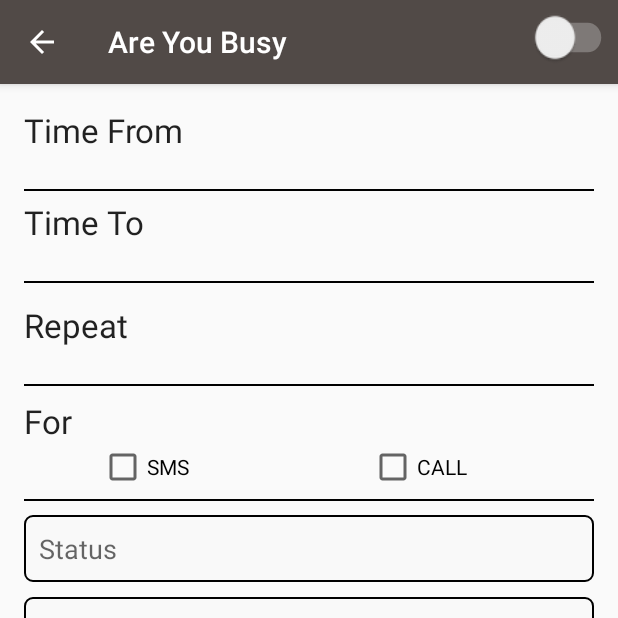
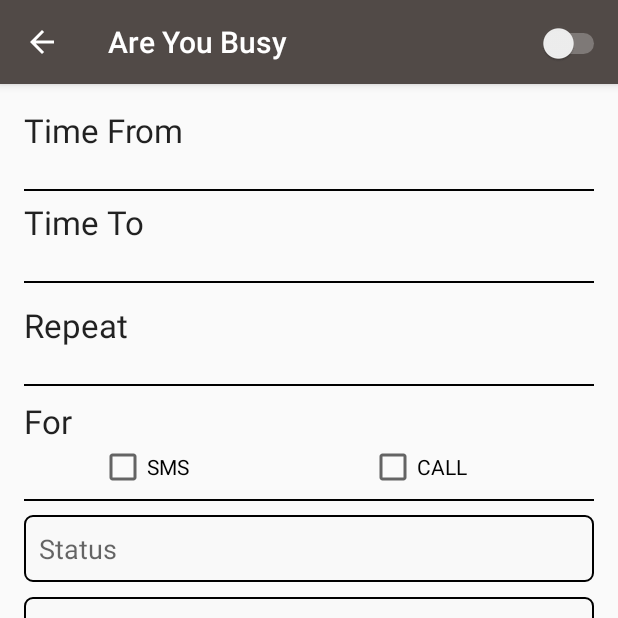
Before and after one commit to kasunSomadasa/CSSE_new, an Android app: the updateTimeSlot screen opened directly, with no data from a screen before it, on a phone screen of 412 x 824 dp, the top half of it. Run offline under Robolectric (Android 15) with nearby library versions, the light colour scheme and no system bars; 3 statements that could not run were skipped.

Commit message:
fixed few functions

```diff
--- a/app/src/main/java/com/example/kasun/busysms/autoSms/autoCallRecevier.java
+++ b/app/src/main/java/com/example/kasun/busysms/autoSms/autoCallRecevier.java
@@ -95,7 +95,8 @@ public class autoCallRecevier extends BroadcastReceiver {
                         Toast.makeText(context, "Call From: " + getdb_from, Toast.LENGTH_LONG).show();
                         Toast.makeText(context, "Call To: " + getdb_to, Toast.LENGTH_LONG).show();
 
-                        if (isBetweenValidTime(dateCompareOne, dateCompareTwo, date) && incomingNumber.length()==10) {
+
+                        if (isBetweenValidTime(dateCompareOne, dateCompareTwo, date) && incomingNumber.length()<=10) {
 
                             Toast.makeText(context, "Call From: " + incomingNumber, Toast.LENGTH_LONG).show();
                             SmsManager smsManager=SmsManager.getDefault();
--- a/app/src/main/java/com/example/kasun/busysms/autoSms/autoSmsRecevier.java
+++ b/app/src/main/java/com/example/kasun/busysms/autoSms/autoSmsRecevier.java
@@ -106,7 +106,7 @@ public class autoSmsRecevier extends BroadcastReceiver {
                         Toast.makeText(context, "Message From: " + getdb_from, Toast.LENGTH_LONG).show();
                         Toast.makeText(context, "Message To: " + getdb_to, Toast.LENGTH_LONG).show();
 
-                        if (isBetweenValidTime(dateCompareOne, dateCompareTwo, date)&& sendernumber.length()==10) {
+                        if (isBetweenValidTime(dateCompareOne, dateCompareTwo, date)&& sendernumber.length()<=10) {
                             SmsManager smsManager = SmsManager.getDefault();
                             smsManager.sendTextMessage(sendernumber, null, getdb_msg, null, null);
 
--- a/app/src/main/res/layout/use_switch.xml
+++ b/app/src/main/res/layout/use_switch.xml
@@ -1,17 +1,14 @@
 <?xml version="1.0" encoding="utf-8"?>
 <LinearLayout xmlns:android="http://schemas.android.com/apk/res/android"
     android:orientation="vertical" android:layout_width="match_parent"
-    android:layout_height="match_parent">
+    android:layout_height="match_parent"
+    android:weightSum="1">
 
     <Switch
         android:id="@+id/action_switch"
-        android:layout_width="70dp"
-        android:layout_height="50dp"
-        android:text=""
-        android:scaleX="1.3"
-        android:scaleY="1.4"
-        android:switchMinWidth="45dp"
-        android:padding="6dp"
-        android:checked="false"
+        android:layout_width="wrap_content"
+        android:layout_height="wrap_content"
+        android:layout_marginTop="15dp"
+        android:layout_marginRight="5dp"
         />
 </LinearLayout>
```
Also changed, not shown: app/src/main/AndroidManifest.xml (+10 -5 lines), app/src/main/java/com/example/kasun/busysms/autoSms/smsHome.java (+68 -0 lines), app/src/main/res/drawable/tail.png (added), app/src/main/res/drawable/thumb.png (added).
